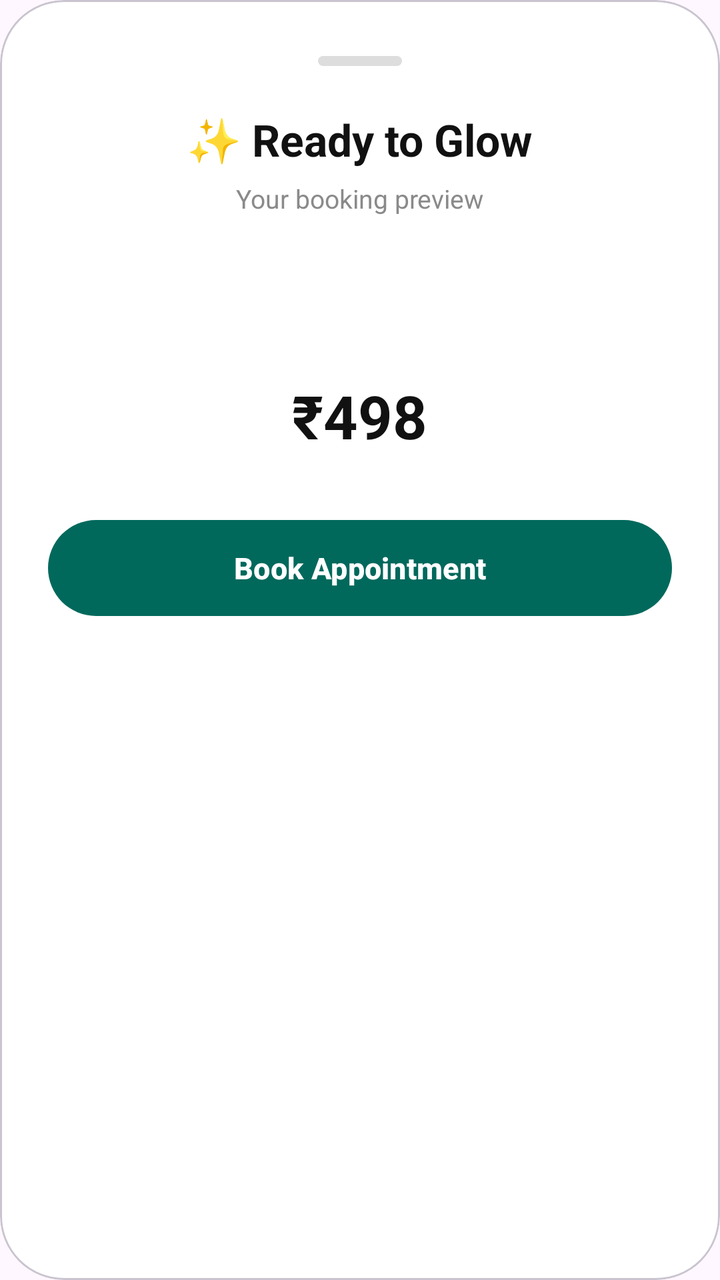
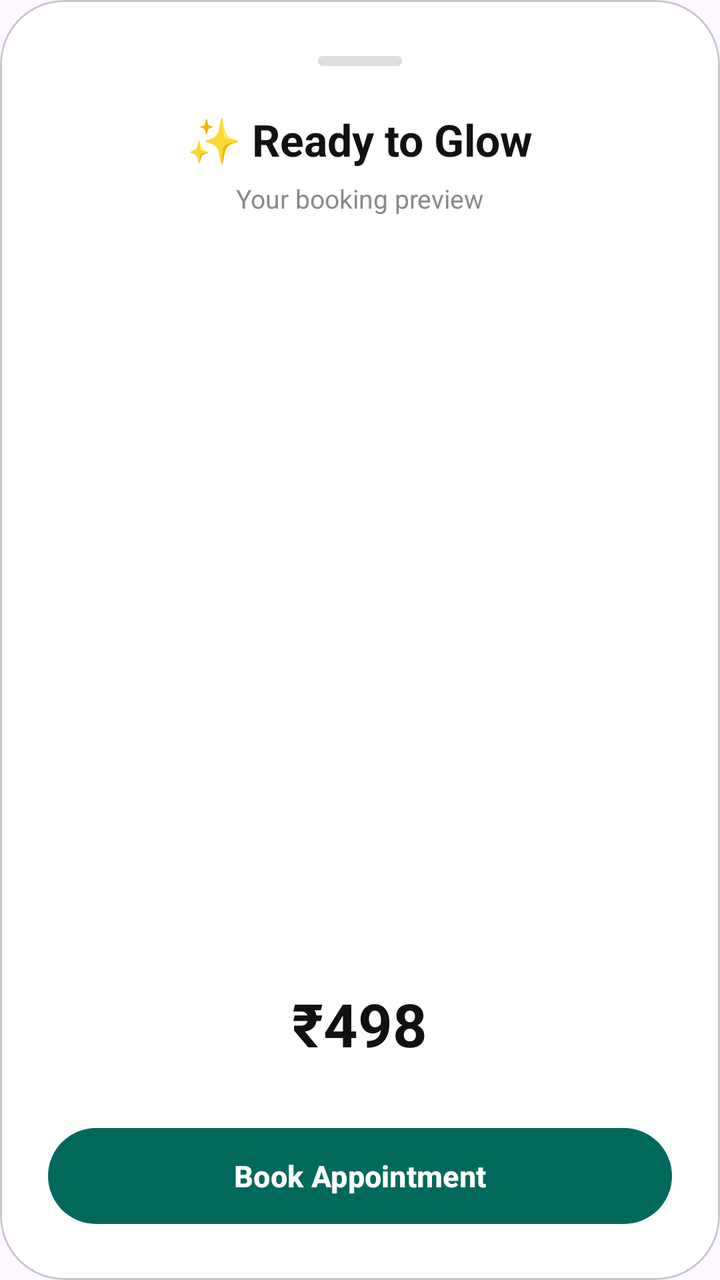

Before-and-after screenshots of an Android layout around one commit, followed by the original layout XML and the change that was made.
<!-- AndroidManifest.xml: application theme Theme.TheKaincheeUser -->
<!-- res/layout/bottom_sheet_booking_preview.xml -->
<?xml version="1.0" encoding="utf-8"?>
<com.google.android.material.card.MaterialCardView
    xmlns:android="http://schemas.android.com/apk/res/android"
    xmlns:app="http://schemas.android.com/apk/res-auto"
    android:layout_width="match_parent"
    android:layout_height="wrap_content"
    android:layout_marginTop="12dp"
    app:cardBackgroundColor="@android:color/white"
    app:cardCornerRadius="32dp"
    app:cardElevation="0dp">

    <LinearLayout
        android:layout_width="match_parent"
        android:layout_height="wrap_content"
        android:orientation="vertical"
        android:paddingHorizontal="24dp"
        android:paddingTop="28dp"
        android:paddingBottom="24dp">

        
        <View
            android:layout_width="42dp"
            android:layout_height="5dp"
            android:layout_gravity="center"
            android:layout_marginBottom="22dp"
            android:background="@drawable/bg_bottom_sheet_handle"/>

        
        <TextView
            android:layout_width="wrap_content"
            android:layout_height="wrap_content"
            android:layout_gravity="center"
            android:text="✨ Ready to Glow"
            android:textColor="#111111"
            android:textSize="22sp"
            android:textStyle="bold"/>

        
        <TextView
            android:layout_width="wrap_content"
            android:layout_height="wrap_content"
            android:layout_gravity="center"
            android:layout_marginTop="6dp"
            android:text="Your booking preview"
            android:textColor="#8A8A8A"
            android:textSize="13sp"/>

        
        <androidx.recyclerview.widget.RecyclerView
            android:id="@+id/rvSelectedServices"
            android:layout_width="match_parent"
            android:layout_height="wrap_content"
            android:layout_marginTop="28dp"
            android:nestedScrollingEnabled="false"/>

        
        <TextView
            android:id="@+id/tvSummary"
            android:layout_width="wrap_content"
            android:layout_height="wrap_content"
            android:layout_gravity="center"
            android:layout_marginTop="24dp"
            android:text=""
            android:textColor="#777777"
            android:textSize="13sp"/>

        
        <TextView
            android:id="@+id/tvTotalPrice"
            android:layout_width="wrap_content"
            android:layout_height="wrap_content"
            android:layout_gravity="center"
            android:layout_marginTop="10dp"
            android:text="₹498"
            android:textColor="#111111"
            android:textSize="30sp"
            android:textStyle="bold"/>

        
        <com.google.android.material.button.MaterialButton
            android:id="@+id/btnContinueBooking"
            android:layout_width="match_parent"
            android:layout_height="56dp"
            android:layout_marginTop="28dp"
            android:text="Book Appointment"
            android:textAllCaps="false"
            android:textSize="15sp"
            android:textColor="@android:color/white"
            android:textStyle="bold"
            app:backgroundTint="@color/primaryColor"
            app:cornerRadius="28dp"/>

    </LinearLayout>

</com.google.android.material.card.MaterialCardView>
<!-- resources referenced by this layout -->
<resources>
  <color name="primaryColor">#00695C</color>
  <!-- drawable bg_bottom_sheet_handle (drawable) -->
  <?xml version="1.0" encoding="utf-8"?>
  <shape xmlns:android="http://schemas.android.com/apk/res/android">
  
      <solid android:color="#DDDDDD"/>
      <corners android:radius="100dp"/>
  </shape>
  <style name="Theme.TheKaincheeUser" parent="Base.Theme.TheKaincheeUser" />
  <style name="Base.Theme.TheKaincheeUser" parent="Theme.Material3.DayNight.NoActionBar">
          
          
          <item name="colorPrimary">@color/primaryColor</item>
  
      </style>
</resources>

<!-- the commit's change to res/layout/bottom_sheet_booking_preview.xml (unified diff, before → after) -->
@@ -3,7 +3,7 @@
     xmlns:android="http://schemas.android.com/apk/res/android"
     xmlns:app="http://schemas.android.com/apk/res-auto"
     android:layout_width="match_parent"
-    android:layout_height="wrap_content"
+    android:layout_height="match_parent"
     android:layout_marginTop="12dp"
     app:cardBackgroundColor="@android:color/white"
     app:cardCornerRadius="32dp"
@@ -11,7 +11,7 @@
 
     <LinearLayout
         android:layout_width="match_parent"
-        android:layout_height="wrap_content"
+        android:layout_height="match_parent"
         android:orientation="vertical"
         android:paddingHorizontal="24dp"
         android:paddingTop="28dp"
@@ -49,9 +49,10 @@
         <androidx.recyclerview.widget.RecyclerView
             android:id="@+id/rvSelectedServices"
             android:layout_width="match_parent"
-            android:layout_height="wrap_content"
+            android:layout_height="0dp"
+            android:layout_weight="1"
             android:layout_marginTop="28dp"
-            android:nestedScrollingEnabled="false"/>
+            android:nestedScrollingEnabled="true"/>
 
         
         <TextView
